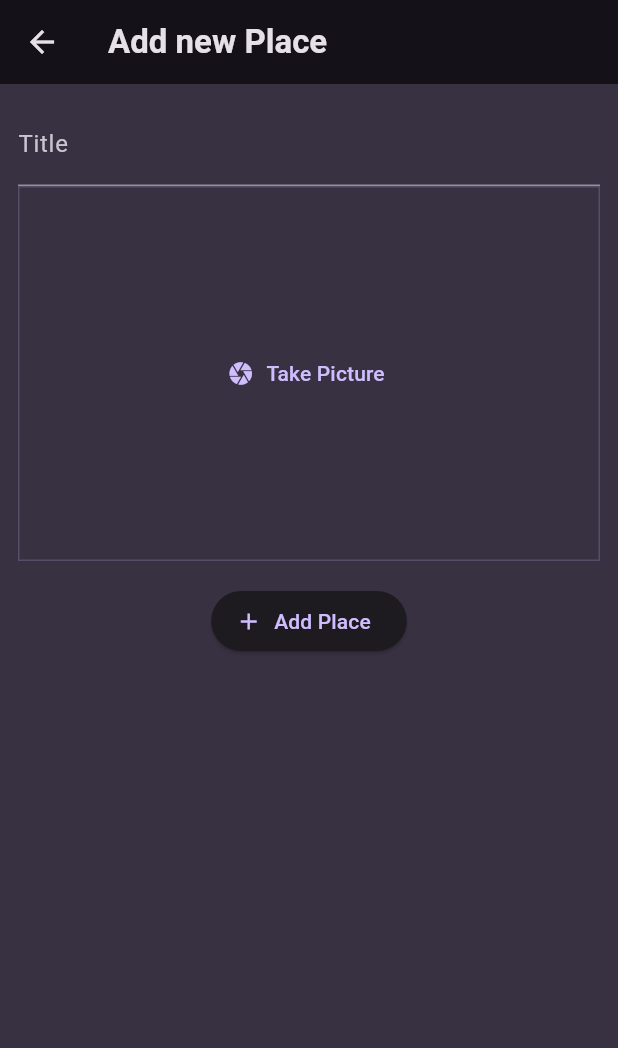
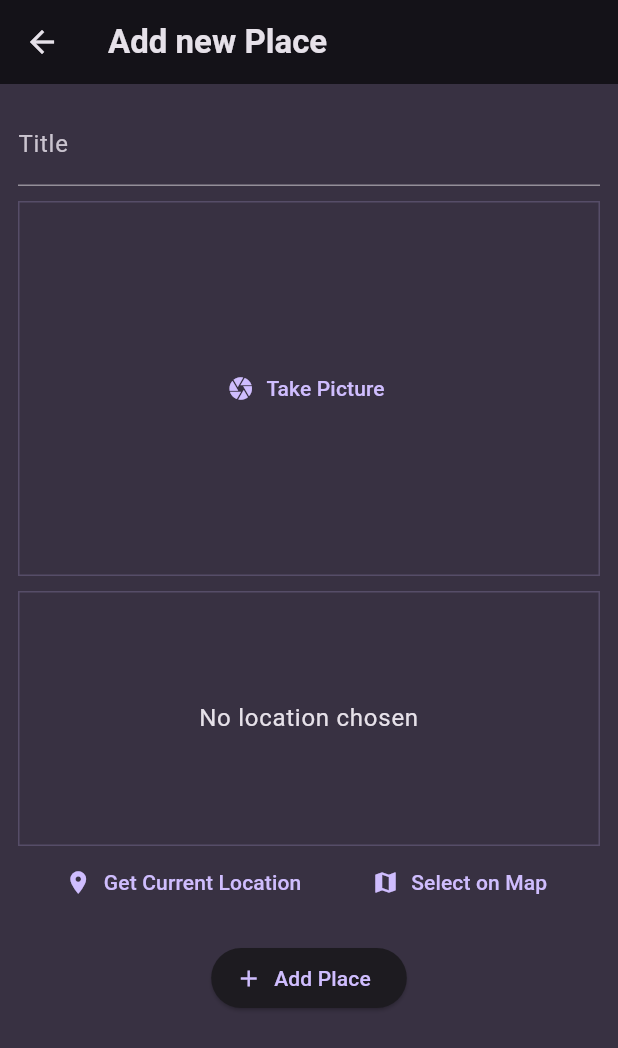
Before and after one commit to LuisFer27/favorite_places, a Flutter app: the AddPlaceScreen screen opened directly, after a tap on "Take Picture", on a phone screen of 412 x 824 dp. Shown: the top 1048 px of the screen. Run offline on Flutter 3.47's test engine with Material 3 defaults, Android fonts, the phone set to English and light mode, and no system bars; our stand-ins replace flutter_riverpod, google_fonts, image_picker, location.

Commit message:
agregada el markdown

```diff
--- a/lib/models/place.dart
+++ b/lib/models/place.dart
@@ -1,9 +1,12 @@
+import 'dart:io';
+
 import 'package:uuid/uuid.dart';
 
 const uuid = Uuid();
 
 class Place {
-  Place({required this.title}) : id = uuid.v4();
+  Place({required this.title, required this.image}) : id = uuid.v4();
   final String id;
   final String title;
+  final File image;
 }
--- a/lib/providers/user_places.dart
+++ b/lib/providers/user_places.dart
@@ -1,10 +1,12 @@
+import 'dart:io';
+
 import 'package:favorite_places/models/place.dart';
 import 'package:flutter_riverpod/flutter_riverpod.dart';
 
 class UserPlacesNotifier extends StateNotifier<List<Place>> {
   UserPlacesNotifier() : super(const []);
-  void addPlace(String title) {
-    final newPlace = Place(title: title);
+  void addPlace(String title, File image) {
+    final newPlace = Place(title: title, image: image);
     state = [newPlace, ...state];
   }
 }
--- a/lib/screens/add_place.dart
+++ b/lib/screens/add_place.dart
@@ -1,5 +1,8 @@
+import 'dart:io';
+
 import 'package:favorite_places/providers/user_places.dart';
 import 'package:favorite_places/widgets/image_input.dart';
+import 'package:favorite_places/widgets/location_input.dart';
 import 'package:flutter/material.dart';
 import 'package:flutter_riverpod/flutter_riverpod.dart';
 
@@ -14,12 +17,15 @@ class AddPlaceScreen extends ConsumerStatefulWidget {
 
 class _AddPlaceScreenState extends ConsumerState<AddPlaceScreen> {
   final _titleController = TextEditingController();
+  File? _selectedImage;
   void _savePlace() {
     final enteredTitle = _titleController.text;
-    if (enteredTitle.isEmpty) {
+    if (enteredTitle.isEmpty || _selectedImage == null) {
       return;
     }
-    ref.read(userPlacesProvider.notifier).addPlace(enteredTitle);
+    ref
+        .read(userPlacesProvider.notifier)
+        .addPlace(enteredTitle, _selectedImage!);
     Navigator.of(context).pop();
   }
 
@@ -46,7 +52,14 @@ class _AddPlaceScreenState extends ConsumerState<AddPlaceScreen> {
             ),
           ),
           //image input
-          ImageInput(),
+          const SizedBox(height: 10),
+          ImageInput(
+            onPickImage: (image) {
+              _selectedImage = image;
+            },
+          ),
+          const SizedBox(height: 10),
+          LocationInput(),
           const SizedBox(
             height: 16,
           ),
--- a/lib/widgets/image_input.dart
+++ b/lib/widgets/image_input.dart
@@ -1,7 +1,10 @@
+import 'dart:io';
 import 'package:flutter/material.dart';
+import 'package:image_picker/image_picker.dart';
 
 class ImageInput extends StatefulWidget {
-  const ImageInput({super.key});
+  const ImageInput({super.key, required this.onPickImage});
+  final void Function(File image) onPickImage;
   @override
   State<ImageInput> createState() {
     return _ImageInputState();
@@ -9,10 +12,40 @@ class ImageInput extends StatefulWidget {
 }
 
 class _ImageInputState extends State<ImageInput> {
-  void _takePicture() {}
+  File? _selectedImage;
+  void _takePicture() async {
+    final imagePicker = ImagePicker();
+    final pickedImage =
+        await imagePicker.pickImage(source: ImageSource.camera, maxWidth: 600);
+    if (pickedImage == null) {
+      return;
+    }
+    setState(() {
+      _selectedImage = File(pickedImage.path);
+    });
+    widget.onPickImage(_selectedImage!);
+  }
 
   @override
   Widget build(BuildContext context) {
+    Widget content = TextButton.icon(
+      onPressed: _takePicture,
+      icon: const Icon(Icons.camera),
+      label: const Text('Take Picture'),
+    );
+
+    if (_selectedImage != null) {
+      content = GestureDetector(
+        onTap: _takePicture,
+        child: Image.file(
+          _selectedImage!,
+          fit: BoxFit.cover,
+          width: double.infinity,
+          height: double.infinity,
+        ),
+      );
+    }
+
     return Container(
       decoration: BoxDecoration(
         border: Border.all(
@@ -23,11 +56,7 @@ class _ImageInputState extends State<ImageInput> {
       height: 250,
       width: double.infinity,
       alignment: Alignment.center,
-      child: TextButton.icon(
-        onPressed: _takePicture,
-        icon: const Icon(Icons.camera),
-        label: const Text('Take Picture'),
-      ),
+      child: content,
     );
   }
 }
--- /dev/null
+++ b/lib/widgets/location_input.dart
@@ -0,0 +1,93 @@
+import 'package:flutter/material.dart';
+import 'package:location/location.dart';
+
+class LocationInput extends StatefulWidget {
+  const LocationInput({super.key});
+  @override
+  State<LocationInput> createState() {
+    return _LocationInputState();
+  }
+}
+
+class _LocationInputState extends State<LocationInput> {
+  Location? _pickedLocation;
+  var _isGettingLocation = false;
+  void _getCurrentLocation() async {
+    Location location = Location();
+
+    bool serviceEnabled;
+    PermissionStatus permissionGranted;
+    LocationData locationData;
+
+    serviceEnabled = await location.serviceEnabled();
+    if (!serviceEnabled) {
+      serviceEnabled = await location.requestService();
+      if (!serviceEnabled) {
+        return;
+      }
+    }
+
+    permissionGranted = await location.hasPermission();
+    if (permissionGranted == PermissionStatus.denied) {
+      permissionGranted = await location.requestPermission();
+      if (permissionGranted != PermissionStatus.granted) {
+        return;
+      }
+    }
+    setState(() {
+      _isGettingLocation = true;
+    });
+
+    locationData = await location.getLocation();
+    setState(() {
+      _isGettingLocation = false;
+    });
+    print(locationData.latitude);
+    print(locationData.longitude);
+  }
+
+  @override
+  Widget build(BuildContext context) {
+    Widget previewContent = Text(
+      'No location chosen',
+      textAlign: TextAlign.center,
+      style: Theme.of(context).textTheme.bodyLarge!.copyWith(
+            color: Theme.of(context).colorScheme.onBackground,
+          ),
+    );
+    if (_isGettingLocation) {
+      previewContent = const CircularProgressIndicator();
+    }
+    return Column(
+      children: [
+        Container(
+          height: 170,
+          width: double.infinity,
+          alignment: Alignment.center,
+          decoration: BoxDecoration(
+            border: Border.all(
+              width: 1,
+              color: Theme.of(context).colorScheme.primary.withOpacity(0.2),
+            ),
+          ),
+          child: previewContent,
+        ),
+        Row(
+          mainAxisAlignment: MainAxisAlignment.spaceEvenly,
+          children: [
+            TextButton.icon(
+              onPressed: _getCurrentLocation,
+              icon: const Icon(Icons.location_on),
+              label: const Text('Get Current Location'),
+            ),
+            TextButton.icon(
+              onPressed: () {},
+              icon: const Icon(Icons.map),
+              label: const Text('Select on Map'),
+            ),
+          ],
+        ),
+      ],
+    );
+  }
+}
--- a/lib/widgets/places_list.dart
+++ b/lib/widgets/places_list.dart
@@ -23,6 +23,10 @@ class PlacesList extends StatelessWidget {
     return ListView.builder(
       itemCount: places.length,
       itemBuilder: (ctx, index) => ListTile(
+        leading: CircleAvatar(
+          radius: 26,
+          backgroundImage: FileImage(places[index].image),
+        ),
         title: Text(
           places[index].title,
           style: Theme.of(context)
--- a/pubspec.yaml
+++ b/pubspec.yaml
@@ -39,6 +39,7 @@ dependencies:
   uuid: ^4.2.2
   flutter_riverpod: ^2.4.10
   image_picker: ^1.0.8
+  location: ^5.0.3
 
 dev_dependencies:
   flutter_test:
```
Also changed, not shown: lib/screens/place_detail.dart (+9 -8 lines), lib/screens/places.dart (+5 -2 lines), image/README/1716237796379.png (added), image/README/1716237816446.png (added), image/README/1716238009729.png (added), image/README/1716238053972.png (added), image/README/1716238271567.png (added), image/README/1716238343380.png (added), image/README/1716238788251.png (added), image/README/1716238874451.png (added), image/README/1716238934434.png (added), pubspec.lock, 3 other files.
